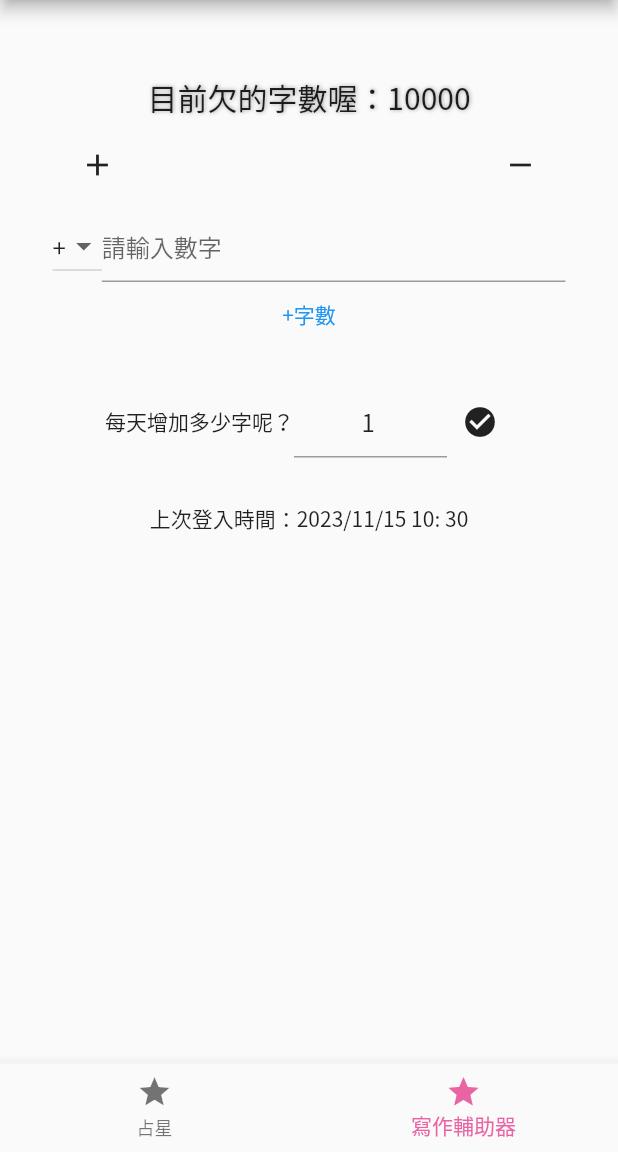
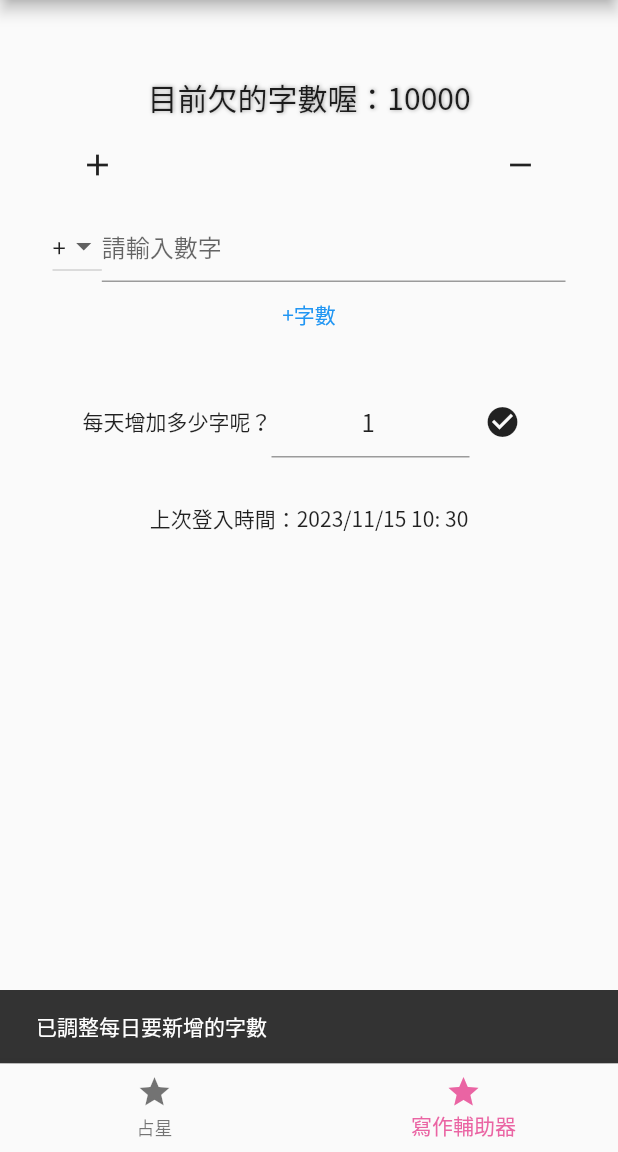
Before and after one commit to fanfaner1207/divination, a Flutter app: the screen it shows after launch, item 2 of the bottom bar chosen, after a tap on the "check circle" icon, on a phone screen of 412 x 824 dp, the part 84-1236 px from its top. Run offline on Flutter 3.47's test engine with Material 2 defaults, Android fonts, the phone set to English and light mode, and no system bars; our stand-ins replace shared_preferences; missing offline and left inert: bottom_drawer.

Commit message:
version 1.4.0 修正每天增加字數及更換icon

```diff
--- a/lib/main.dart
+++ b/lib/main.dart
@@ -6,7 +6,7 @@ void main() {
 }
 
 class MyApp extends StatelessWidget {
-  const MyApp({Key? key}) : super(key: key);
+  const MyApp({super.key});
   @override
   Widget build(BuildContext context) {
     return MaterialApp(
@@ -18,7 +18,7 @@ class MyApp extends StatelessWidget {
 }
 
 class Mystatefulwidget extends StatefulWidget {
-  const Mystatefulwidget({Key? key}) : super(key: key);
+  const Mystatefulwidget({super.key});
 
   @override
   State<Mystatefulwidget> createState() => _MystatefulwidgetState();
--- a/lib/tabs/astrology.dart
+++ b/lib/tabs/astrology.dart
@@ -46,7 +46,7 @@ Widget buildBottomDrawer(BuildContext context) {
 }
 
 class Astrology extends StatefulWidget {
-  const Astrology({Key? key}) : super(key: key);
+  const Astrology({super.key});
 
   @override
   State<Astrology> createState() => _AstrologyState();
--- a/lib/tabs/writingassistant.dart
+++ b/lib/tabs/writingassistant.dart
@@ -78,11 +78,15 @@ class _WritingAssistantState extends State<WritingAssistant> {
     });
 
     _prefer.then((SharedPreferences prefer) {
+      // 每天調整
       originalNow =
           (prefer.getInt('time') ?? DateTime.now().millisecondsSinceEpoch);
       datetimePretime = DateTime.fromMillisecondsSinceEpoch(originalNow);
-      Duration diff = DateTime.now().difference(datetimePretime);
-      countingWords(diff.inMinutes * 1);
+      int days=DateTime.now().day - datetimePretime.day;
+      // Duration diff = DateTime.now().difference(datetimePretime);
+
+      countingWords(days *
+          int.parse(prefer.getString('everydayUploadWords') ?? '1'));
       setTime(DateTime.now().millisecondsSinceEpoch);
     });
   }
@@ -184,11 +188,11 @@ class _WritingAssistantState extends State<WritingAssistant> {
                 // ignore: unnecessary_brace_in_string_interps
                 child: Text('${dropdownValue}字數')),
             Container(
-                padding: const EdgeInsets.fromLTRB(25, 15, 25, 0),
+                padding: const EdgeInsets.fromLTRB(15, 15, 15, 0),
                 child: Column(
                   children: [
                     Container(
-                      padding: const EdgeInsets.fromLTRB(10, 10, 10, 30),
+                      padding: const EdgeInsets.fromLTRB(5, 10, 5, 30),
                       child: Row(
                         children: [
                           const Text('每天增加多少字呢？'),
@@ -230,6 +234,9 @@ class _WritingAssistantState extends State<WritingAssistant> {
                               TextEditingController controller =
                                   await _everydayUploadWordsController;
                               setEverydayUploadWords(controller.text);
+                              // ignore: use_build_context_synchronously
+                              ScaffoldMessenger.of(context).showSnackBar(
+                                  const SnackBar(content: Text('已調整每日要新增的字數')));
                             },
                             icon: const Icon(Icons.check_circle),
                           )
```
Also changed, not shown: pubspec.yaml (+4 -3 lines), assets/icon/icon.png (added), pubspec.lock, 6 other files.
